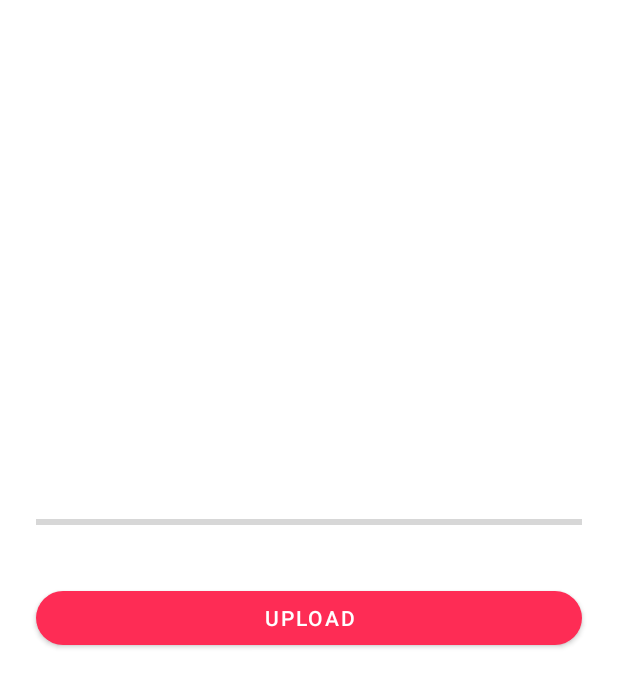
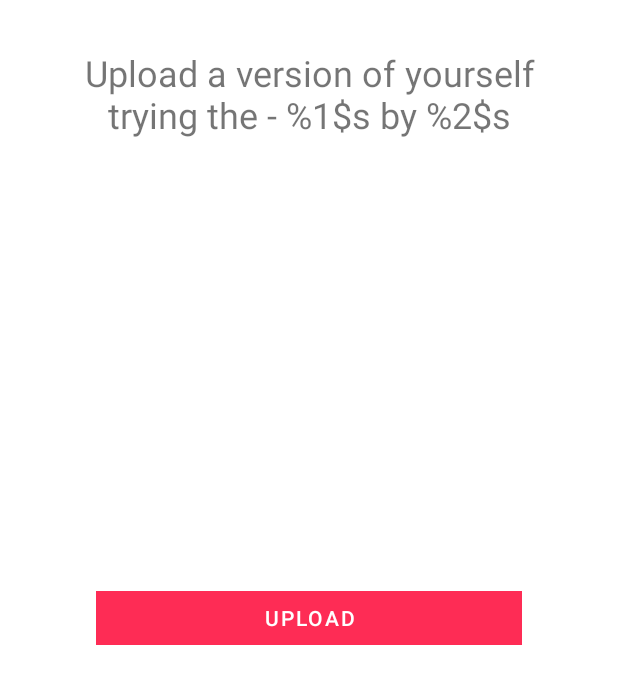
Before and after one commit to nnajman/LeagueTok-App, an Android app: the layout fragment_upload_video.xml on its own in the app's theme, with its tools: preview values and no code run, on a phone screen of 412 x 824 dp. Shown: the top 687 px of the screen. Run offline under Robolectric (Android 15) with nearby library versions, the phone set to English and light mode, and no system bars; network calls fail.

Commit message:
change layout of upload video

```diff
--- a/app/build.gradle
+++ b/app/build.gradle
@@ -61,4 +61,5 @@ dependencies {
     annotationProcessor 'androidx.room:room-compiler:2.2.6'
     implementation 'com.google.android.exoplayer:exoplayer:2.13.2'
     implementation "androidx.multidex:multidex:2.0.1"
+    implementation 'com.google.android.material:material:1.3.0'
 }
--- a/app/src/main/java/com/example/leaguetok/model/Model.java
+++ b/app/src/main/java/com/example/leaguetok/model/Model.java
@@ -74,4 +74,8 @@ public class Model {
             }
         });
     }
+
+    public LiveData<OriginalVideo> getOrigVideoById(String id) {
+        return modelSql.getOrigVideoById(id);
+    }
 }
--- a/app/src/main/java/com/example/leaguetok/model/ModelSql.java
+++ b/app/src/main/java/com/example/leaguetok/model/ModelSql.java
@@ -1,6 +1,8 @@
 package com.example.leaguetok.model;
 
 import android.os.AsyncTask;
+
+import androidx.lifecycle.LiveData;
 
 public class ModelSql {
     public void insertOrigVideo(OriginalVideo originalVideo, Model.AsyncListener listener) {
@@ -42,4 +44,8 @@ public class ModelSql {
 
         new MyAsyncTask().execute();
     }
+
+    public LiveData<OriginalVideo> getOrigVideoById(String id) {
+        return AppLocalDB.db.originalVideoDao().getOrigVideoByID(id);
+    }
 }
--- a/app/src/main/java/com/example/leaguetok/model/OriginalVideoDao.java
+++ b/app/src/main/java/com/example/leaguetok/model/OriginalVideoDao.java
@@ -19,4 +19,7 @@ public interface OriginalVideoDao {
 
     @Delete
     void delete(OriginalVideo originalVideo);
+
+    @Query("select * from OriginalVideo where id = :id")
+    LiveData<OriginalVideo> getOrigVideoByID(String id);
 }
--- a/app/src/main/java/com/example/leaguetok/ui/home/adapters/OrigVideoViewHolder.java
+++ b/app/src/main/java/com/example/leaguetok/ui/home/adapters/OrigVideoViewHolder.java
@@ -60,7 +60,7 @@ public class OrigVideoViewHolder extends RecyclerView.ViewHolder {
         btnLeagueTable.setOnClickListener(new View.OnClickListener() {
             @Override
             public void onClick(View view) {
-                if (leagueListener != null) {
+                if (tryListener != null) {
                     int position = getAdapterPosition();
                     if (position != RecyclerView.NO_POSITION) {
                         leagueListener.onClick(position);
@@ -72,10 +72,10 @@ public class OrigVideoViewHolder extends RecyclerView.ViewHolder {
         btnTryIt.setOnClickListener(new View.OnClickListener() {
             @Override
             public void onClick(View view) {
-                if (leagueListener != null) {
+                if (tryListener != null) {
                     int position = getAdapterPosition();
                     if (position != RecyclerView.NO_POSITION) {
-                        leagueListener.onClick(position);
+                        tryListener.onClick(position);
                     }
                 }
             }
--- a/app/src/main/res/layout/fragment_upload_video.xml
+++ b/app/src/main/res/layout/fragment_upload_video.xml
@@ -10,40 +10,17 @@
         android:id="@+id/upload_video_btn"
         android:layout_width="0dp"
         android:layout_height="wrap_content"
-        android:layout_marginStart="24dp"
-        android:layout_marginLeft="24dp"
-        android:layout_marginEnd="24dp"
-        android:layout_marginRight="24dp"
+        android:layout_marginStart="64dp"
+        android:layout_marginLeft="64dp"
+        android:layout_marginEnd="64dp"
+        android:layout_marginRight="64dp"
         android:text="@string/action_upload"
-        app:cornerRadius="50dp"
+        app:cornerRadius="0dp"
         app:layout_constraintBottom_toBottomOf="parent"
         app:layout_constraintEnd_toEndOf="parent"
         app:layout_constraintStart_toStartOf="parent"
-        app:layout_constraintTop_toTopOf="parent" />
-
-    <ProgressBar
-        android:id="@+id/upload_progress"
-        style="?android:attr/progressBarStyleHorizontal"
-        android:layout_width="0dp"
-        android:layout_height="wrap_content"
-        android:layout_marginStart="24dp"
-        android:layout_marginLeft="24dp"
-        android:layout_marginEnd="24dp"
-        android:layout_marginRight="24dp"
-        android:layout_marginBottom="32dp"
-        app:layout_constraintBottom_toTopOf="@+id/upload_video_btn"
-        app:layout_constraintEnd_toEndOf="parent"
-        app:layout_constraintStart_toStartOf="parent" />
-
-    <TextView
-        android:id="@+id/upload_progress_text"
-        android:layout_width="wrap_content"
-        android:layout_height="wrap_content"
-        android:layout_marginBottom="24dp"
-        android:textSize="24sp"
-        app:layout_constraintBottom_toTopOf="@+id/upload_progress"
-        app:layout_constraintEnd_toEndOf="parent"
-        app:layout_constraintStart_toStartOf="parent" />
+        app:layout_constraintTop_toTopOf="parent"
+        android:stateListAnimator="@null" />
 
     <TextView
         android:id="@+id/upload_video_title"
@@ -51,13 +28,12 @@
         android:layout_height="wrap_content"
         android:layout_marginStart="24dp"
         android:layout_marginLeft="24dp"
-        android:layout_marginTop="24dp"
+        android:layout_marginTop="32dp"
         android:layout_marginEnd="24dp"
         android:layout_marginRight="24dp"
-        android:layout_marginBottom="16dp"
         android:gravity="center"
-        android:textSize="18sp"
-        app:layout_constraintBottom_toTopOf="@+id/upload_progress_text"
+        android:text="@string/upload_title"
+        android:textSize="24sp"
         app:layout_constraintEnd_toEndOf="parent"
         app:layout_constraintStart_toStartOf="parent"
         app:layout_constraintTop_toTopOf="parent" />
@@ -122,4 +98,15 @@
         app:layout_constraintStart_toStartOf="parent"
         app:layout_constraintTop_toBottomOf="@+id/upload_video_btn" />
 
+    <com.google.android.material.progressindicator.CircularProgressIndicator
+        android:id="@+id/upload_progress_bar"
+        android:layout_width="wrap_content"
+        android:layout_height="wrap_content"
+        android:visibility="invisible"
+        app:layout_constraintBottom_toTopOf="@+id/upload_video_btn"
+        app:layout_constraintEnd_toEndOf="parent"
+        app:layout_constraintStart_toStartOf="parent"
+        app:layout_constraintTop_toBottomOf="@+id/upload_video_title"
+        tools:visibility="invisible" />
+
 </androidx.constraintlayout.widget.ConstraintLayout>
--- a/app/src/main/res/values/strings.xml
+++ b/app/src/main/res/values/strings.xml
@@ -6,6 +6,7 @@
 
     <string name="action_upload">Upload</string>
     <string name="grade">Grade:</string>
+    <string name="upload_title">Upload a version of yourself trying the - %1$s by %2$s</string>
     <string name="error_message">Oops... We are sorry but there was a problem while uploading your video :(</string>
     <string name="action_try">Try It</string>
     <string name="league_table">League</string>
--- a/app/src/main/res/values/themes.xml
+++ b/app/src/main/res/values/themes.xml
@@ -10,7 +10,7 @@
         <item name="colorSecondaryVariant">@color/aqua_dark</item>
         <item name="colorOnSecondary">@color/black</item>
         <!-- Status bar color. -->
-        <item name="android:statusBarColor" tools:targetApi="l">?attr/colorPrimaryVariant</item>
+        <item name="android:statusBarColor" tools:targetApi="l">@color/black</item>
         <!-- Customize your theme here. -->
         <!--item name="colorAccent">@color/black</item-->
     </style>
```
Also changed, not shown: app/src/main/java/com/example/leaguetok/ui/UploadVideoFragment.java (+27 -16 lines).
